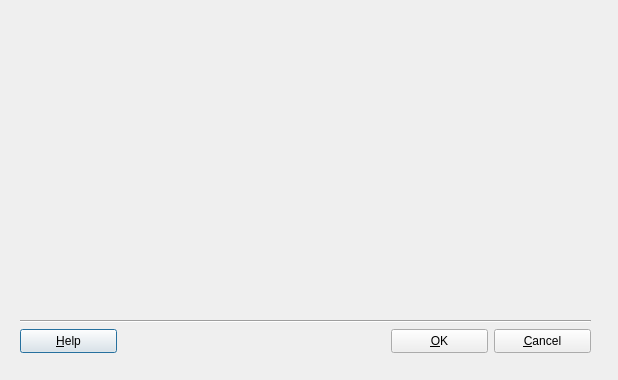
This is src/terralib/qt/widgets/rp/ui/TiePointsLocatorAdvancedForm.ui in claudiobogossian/terralib5 as Qt 5 draws it before an edit. The edited form follows.
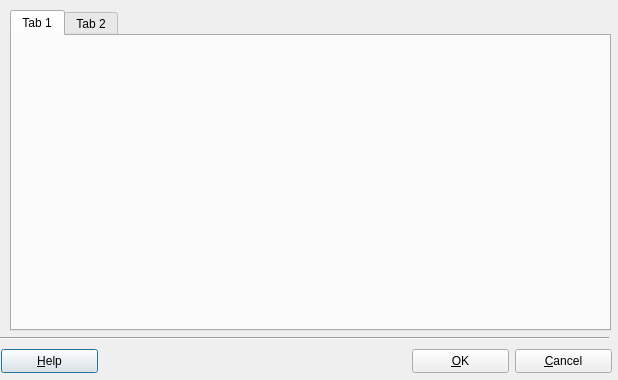
This is the edited form.

```diff
--- a/src/terralib/qt/widgets/rp/ui/TiePointsLocatorAdvancedForm.ui
+++ b/src/terralib/qt/widgets/rp/ui/TiePointsLocatorAdvancedForm.ui
@@ -22,24 +22,50 @@
   <property name="layoutDirection">
    <enum>Qt::LeftToRight</enum>
   </property>
-  <widget class="QWidget" name="">
+  <widget class="QTabWidget" name="tabWidget">
    <property name="geometry">
     <rect>
-     <x>20</x>
-     <y>320</y>
-     <width>571</width>
-     <height>33</height>
+     <x>10</x>
+     <y>10</y>
+     <width>601</width>
+     <height>321</height>
     </rect>
    </property>
-   <layout class="QGridLayout" name="gridLayout">
-    <item row="0" column="0" colspan="4">
-     <widget class="Line" name="line">
-      <property name="orientation">
-       <enum>Qt::Horizontal</enum>
-      </property>
-     </widget>
-    </item>
-    <item row="1" column="0">
+   <widget class="QWidget" name="tab">
+    <attribute name="title">
+     <string>Tab 1</string>
+    </attribute>
+   </widget>
+   <widget class="QWidget" name="tab_2">
+    <attribute name="title">
+     <string>Tab 2</string>
+    </attribute>
+   </widget>
+  </widget>
+  <widget class="Line" name="line">
+   <property name="geometry">
+    <rect>
+     <x>0</x>
+     <y>330</y>
+     <width>609</width>
+     <height>16</height>
+    </rect>
+   </property>
+   <property name="orientation">
+    <enum>Qt::Horizontal</enum>
+   </property>
+  </widget>
+  <widget class="QWidget" name="layoutWidget">
+   <property name="geometry">
+    <rect>
+     <x>1</x>
+     <y>348</y>
+     <width>611</width>
+     <height>26</height>
+    </rect>
+   </property>
+   <layout class="QHBoxLayout" name="horizontalLayout">
+    <item>
      <widget class="QPushButton" name="m_helpPushButton">
       <property name="sizePolicy">
        <sizepolicy hsizetype="Fixed" vsizetype="Fixed">
@@ -58,7 +84,7 @@
       </property>
      </widget>
     </item>
-    <item row="1" column="1">
+    <item>
      <spacer name="horizontalSpacer">
       <property name="orientation">
        <enum>Qt::Horizontal</enum>
@@ -71,7 +97,7 @@
       </property>
      </spacer>
     </item>
-    <item row="1" column="2">
+    <item>
      <widget class="QPushButton" name="m_okPushButton">
       <property name="sizePolicy">
        <sizepolicy hsizetype="Fixed" vsizetype="Fixed">
@@ -90,7 +116,7 @@
       </property>
      </widget>
     </item>
-    <item row="1" column="3">
+    <item>
      <widget class="QPushButton" name="m_CancelPushButton">
       <property name="sizePolicy">
        <sizepolicy hsizetype="Fixed" vsizetype="Fixed">
```
